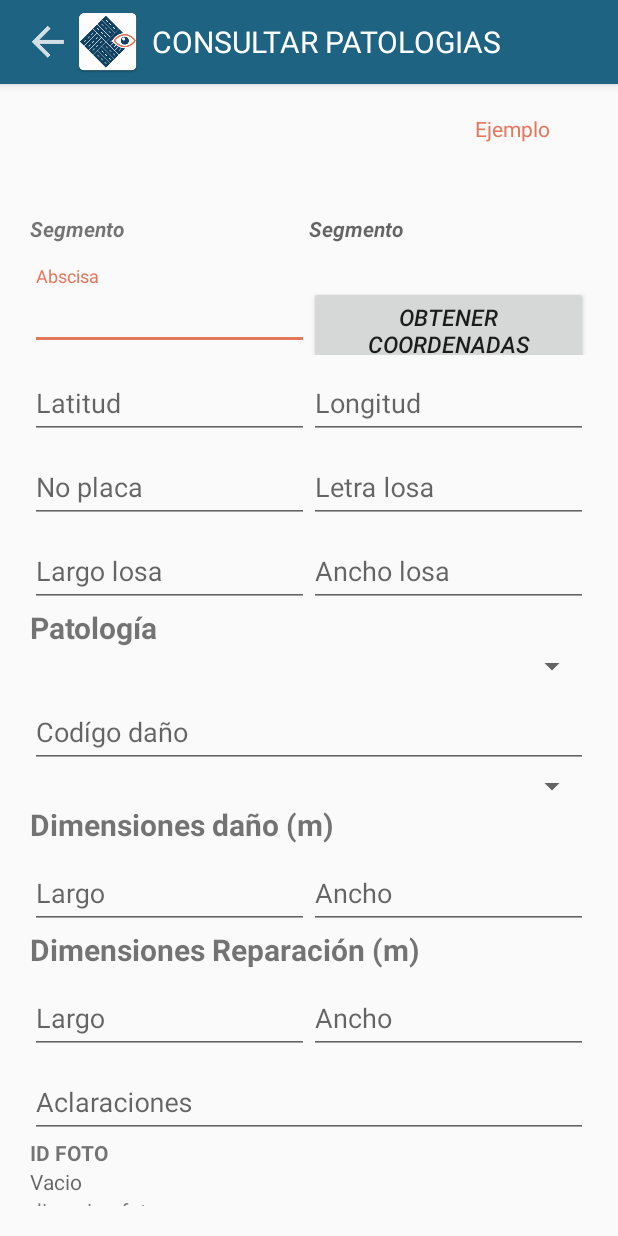
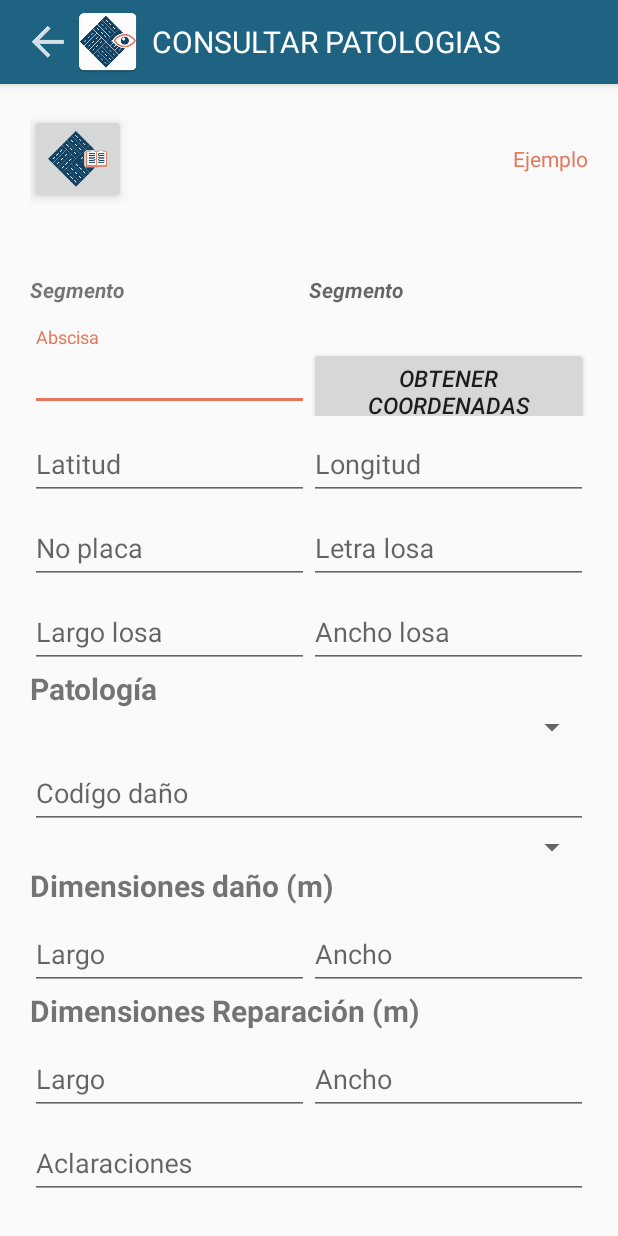
Before and after one commit to amzr36/ivp-3, an Android app: the RegistroPatologiaRigiActivity screen opened directly, with no data from a screen before it, after a tap on "OBTENER COORDENADAS", on a phone screen of 412 x 824 dp. Run offline under Robolectric (Android 15) with nearby library versions, the phone set to English and light mode, and no system bars; libraries missing offline, so code that uses them is left out: fr.ganfra.materialspinner; plain views replace MaterialSpinner; 9 statements that could not run were skipped.

Commit message:
Comentado Main Activity Comentado RegistrarCarretera Comentado ConsultarCarretera Comentado CarreteraActivity Comentado ConsultarSegmentoFlex Comentado ConsultarSegmentoRigi Comentado RegistroSegmentoFlex Comentado RegistroSegmentoRigi Comentado SegmentoFlex Comentado SegmentoRigi Comentado ConsultaPatoFlex Comentado ConsultaPatoRigi Comentado RegistroPatoFlex Comentado RegistroPatoRigi

```diff
--- a/app/src/main/java/com/alejo_zr/exceldb/Pato/rigi/RegistroPatologiaRigiActivity.java
+++ b/app/src/main/java/com/alejo_zr/exceldb/Pato/rigi/RegistroPatologiaRigiActivity.java
@@ -49,6 +49,7 @@ import static android.Manifest.permission.WRITE_EXTERNAL_STORAGE;
 
 public class RegistroPatologiaRigiActivity extends AppCompatActivity {
 
+    //Se declaran las variables y objetos java
     private final String CARPETA_RAIZ="InventarioVial/";
     private final String RUTA_IMAGEN=CARPETA_RAIZ+"PavimentoRigido";
 
@@ -85,6 +86,7 @@ public class RegistroPatologiaRigiActivity extends AppCompatActivity {
         }else{
             botonCargar.setEnabled(false);
         }
+        //Se enlazan los objetos con los views
         imagen= (ImageView) findViewById(R.id.imagenIdPatoRigiRegistro);
 
         btnRegistrarPatologia= (Button) findViewById(R.id.btnRegistroPatologia);
@@ -118,6 +120,7 @@ public class RegistroPatologiaRigiActivity extends AppCompatActivity {
         input_campoSeveridad = (TextInputLayout) findViewById(R.id.input_campoSeveridadRigi);
         input_campoidFotoRigi = (TextInputLayout) findViewById(R.id.input_campoidFotoRigi);
 
+        //Se recibe el nombre de la carretera, y el ID del segmento
         Bundle bundle = getIntent().getExtras();
         String dato_nom_carretera = bundle.getString("nom_carretera_segmento");
         String id_segmento = bundle.getString("id_segmento");
@@ -126,8 +129,12 @@ public class RegistroPatologiaRigiActivity extends AppCompatActivity {
         tv_id_segmento_patologia_Rigi.setText(id_segmento);
         campoIS = dato_is;
 
+        /*Se dan los spinners los datos que deben cargar, tanto como los tipos de deterioro,
+            y los tipos de severidades*/
+        //Spinner Patologias
         ArrayAdapter<String> arrayAdapterPato = new ArrayAdapter<String>(this,android.R.layout.simple_spinner_dropdown_item, tipoDanioRigi);
         spinnerPatoRigi.setAdapter(arrayAdapterPato);
+        //Spinner Severidades
         ArrayAdapter<String> arrayAdapterSeveridad = new ArrayAdapter<String>(this,android.R.layout.simple_spinner_dropdown_item, severidad);
         spinnerSeveridadPatoRigiRegistro.setAdapter(arrayAdapterSeveridad);
 
@@ -137,7 +144,7 @@ public class RegistroPatologiaRigiActivity extends AppCompatActivity {
             public void onItemSelected(AdapterView<?> adapterView, View view, int position, long l) {
                 switch (position) {
 
-
+                    //Dependiendo de lo seleccionado se determina el campoSeveridad
                     case 0:
                         campoSeveridad = "A";
                         break;
@@ -166,7 +173,7 @@ public class RegistroPatologiaRigiActivity extends AppCompatActivity {
             @Override
             public void onItemSelected(AdapterView<?> adapterView, View view, int position, long l) {
                 switch (position){
-
+                    //Dependiendo del daño seleccionado, se determina el codigo asociado a ese deterioro
                     case 0:
                         campoDanioPatoRigi.setText(R.string.g_e);
                         break;
@@ -252,23 +259,33 @@ public class RegistroPatologiaRigiActivity extends AppCompatActivity {
 
 
     public void onClick(View view) {
-
+        //Al oprimir un boton entra a este metodo, y dependiendo del selecionado se selecciona el caso
         switch (view.getId()){
 
             case R.id.btnRegistroPatologiaRigi:
+                /*Se verifica que los campos requeridos para realizar el registro esten diligenciados,
+                    si esto su cumple se abre la actividad PatologiaFlex, con los datos registrados*/
                 verificarDatosPatoRigi();
                 break;
             case R.id.btnDanioRigi:
+                //Se abre la camara, y se genera el Identificador para la foto
                 guardarFotografia();
                 break;
             case R.id.btnObtenerCoordenadasPatoRigi:
+                //Se obtienen las coordenadas mediante el GPS del celular
                 obtenerCoordenadas();
                 break;
+            case R.id.btnManualPatoFlex:
+                //Abre el MIVP
+                abrirManual();
+                break;
             case R.id.ej_Pato_Rigi:
+                //Abre la actividad RegistroPatologiaFlex
                 Intent intent = new Intent(RegistroPatologiaRigiActivity.this, RegistroPatologiaRigiEjemploActivity.class);
                 startActivity(intent);
                 break;
             case R.id.backRegisPatoRigiActivity:
+                //Se devuelve a la actividad ConsultaPatologiaRigi
                 intent = new Intent(RegistroPatologiaRigiActivity.this,ConsultaPatologiaRigiActivity.class);
                 intent.putExtra("tv_id_segmento",tv_id_segmento_patologia_Rigi.getText().toString());
                 intent.putExtra("tv_nombre_carretera_segmento",tv_nombre_carretera_patologia.getText().toString());
@@ -276,6 +293,11 @@ public class RegistroPatologiaRigiActivity extends AppCompatActivity {
                 break;
         }
 
+    }
+
+    private void abrirManual() {
+        Intent launchIntent = getPackageManager().getLaunchIntentForPackage("com.alejo_zr.manual");
+        startActivity(launchIntent);
     }
 
     private void verificarDatosPatoRigi() {
--- a/app/src/main/java/com/alejo_zr/exceldb/Segmento/Rigido/RegistroSegmentoRigiActivity.java
+++ b/app/src/main/java/com/alejo_zr/exceldb/Segmento/Rigido/RegistroSegmentoRigiActivity.java
@@ -80,8 +80,8 @@ public class RegistroSegmentoRigiActivity extends AppCompatActivity {
         switch(view.getId()){
 
             case R.id.btnRegistroSegmentoRigi:
-                //Se verifica que los campos requeridos para realizar el registro esten diligenciados,
-                // si esto su cumple se abre la actividad SegmentoRigi, con los datos del semento
+                /*Se verifica que los campos requeridos para realizar el registro esten diligenciados,
+                    si esto su cumple se abre la actividad SegmentoRigi, con los datos del semento*/
                 verificarDatos();
                 break;
             case R.id.btnFechaRegistroSegRigi:
--- a/app/src/main/res/layout/activity_registro_patologia_rigi.xml
+++ b/app/src/main/res/layout/activity_registro_patologia_rigi.xml
@@ -59,15 +59,29 @@
             android:layout_height="match_parent"
             android:orientation="vertical">
 
+            <RelativeLayout
+                android:layout_width="match_parent"
+                android:layout_height="wrap_content">
+
+                <ImageButton
+                    android:id="@+id/btnManualPatoRigi"
+                    android:layout_width="wrap_content"
+                    android:layout_height="wrap_content"
+                    android:src="@drawable/mivp"
+                    android:elevation="5dp"
+                    android:onClick="onClick"
+                    />
                 <TextView
                     android:id="@+id/ej_Pato_Rigi"
                     android:layout_width="wrap_content"
                     android:layout_height="match_parent"
                     android:text="@string/ejemplo"
                     android:textColor="@color/colorAccent"
-                android:layout_gravity="right"
-                android:layout_marginRight="@dimen/marginLeftTV"
+                    android:layout_alignParentRight="true"
+                    android:layout_centerVertical="true"
                     android:onClick="onClick"/>
+
+            </RelativeLayout>
 
             <TextView
                 android:id="@+id/tv_nombre_carretera_patologia_Rigi"
```
Also changed, not shown: app/src/main/java/com/alejo_zr/exceldb/Pato/flex/RegistroPatologiaFlexActivity.java (+17 -3 lines). Lines whose indentation alone changed are shown as unchanged.
